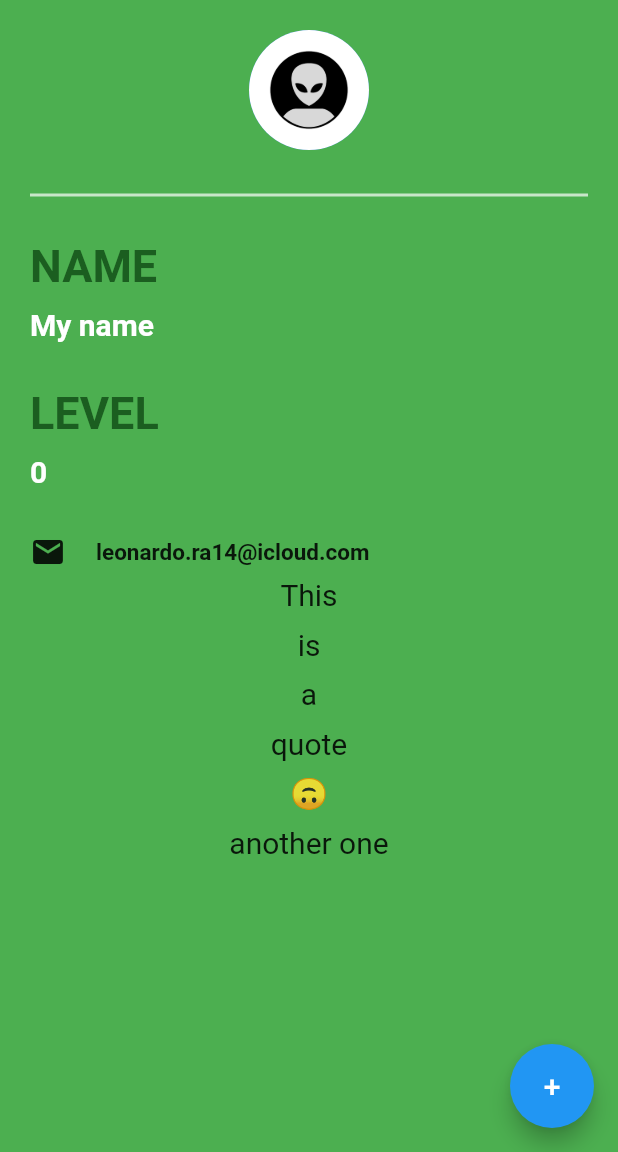
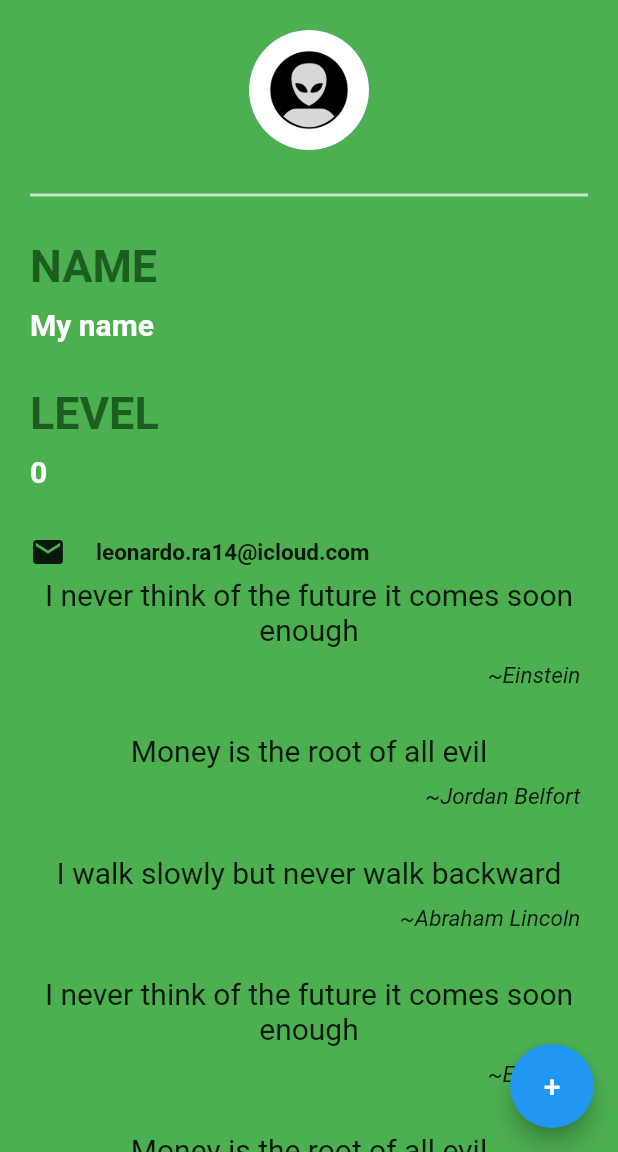
Before and after one commit to LnrdRmj/flutter_id_card, a Flutter app: the screen it shows after launch, on a phone screen of 412 x 824 dp, the part 84-1236 px from its top. Run offline on Flutter 3.47's test engine with Material 2 defaults, Android fonts, the phone set to English and light mode, and no system bars.

Commit message:
Quote component

```diff
--- a/lib/main.dart
+++ b/lib/main.dart
@@ -1,4 +1,6 @@
 import 'package:flutter/material.dart';
+
+import 'Quote/Quote.dart';
 
 void main() {
   runApp(const MaterialApp(
@@ -124,23 +126,62 @@ class QuoteList extends StatefulWidget {
 
 class _QuoteListState extends State<QuoteList> {
 
-  List<String> quotes = ['This', 'is', 'a', 'quote', '🙃', 'another one'];
+  List<Quote> quotes = [
+    Quote(text: 'I never think of the future it comes soon enough', author: 'Einstein'),
+    Quote(text: 'Money is the root of all evil', author: 'Jordan Belfort'),
+    Quote(text: 'I walk slowly but never walk backward', author: 'Abraham Lincoln'),
+    Quote(text: 'I never think of the future it comes soon enough', author: 'Einstein'),
+    Quote(text: 'Money is the root of all evil', author: 'Jordan Belfort'),
+    Quote(text: 'I walk slowly but never walk backward', author: 'Abraham Lincoln'),
+    Quote(text: 'I never think of the future it comes soon enough', author: 'Einstein'),
+    Quote(text: 'Money is the root of all evil', author: 'Jordan Belfort'),
+    Quote(text: 'I walk slowly but never walk backward', author: 'Abraham Lincoln'),
+    Quote(text: 'I never think of the future it comes soon enough', author: 'Einstein'),
+    Quote(text: 'Money is the root of all evil', author: 'Jordan Belfort'),
+    Quote(text: 'I walk slowly but never walk backward', author: 'Abraham Lincoln'),
+  ];
+
+  Widget quoteTemplate(Quote quote){
+
+      return Container(
+        child: Column(
+          crossAxisAlignment: CrossAxisAlignment.stretch,
+          children: [
+            Column(
+              crossAxisAlignment: CrossAxisAlignment.center,
+              children: [
+                Text(quote.text,
+                  style: const TextStyle(
+                      fontSize: 20
+                  ),
+                  textAlign: TextAlign.center,
+                ),
+              ],
+            ),
+            SizedBox(height: 10),
+            Column(
+              crossAxisAlignment: CrossAxisAlignment.end,
+              children: [
+                Text( '~' + quote.author,
+                  style: const TextStyle(
+                      fontSize: 15,
+                      fontStyle: FontStyle.italic
+                  ),
+                ),
+              ],
+            ),
+            SizedBox(height: 20),
+          ],
+        ),
+        margin: EdgeInsets.all(5),
+      );
+
+  }
 
   @override
   Widget build(BuildContext context) {
     return Column(
-      children: quotes.map((e) =>
-          Center(child:
-            Container(
-                child: Text(e,
-                  style: const TextStyle(
-                    fontSize: 20
-                  ),
-                ),
-              margin: EdgeInsets.all(5),
-            )
-          )
-      ).toList(),
+      children: quotes.map((quote) => quoteTemplate(quote)).toList(),
     );
   }
 }
```
